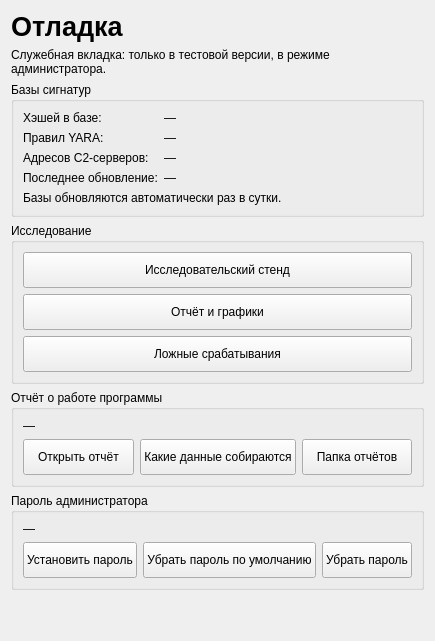
UnLuck000/school_project, file ui/designer/debug_page.ui: the form before one commit.
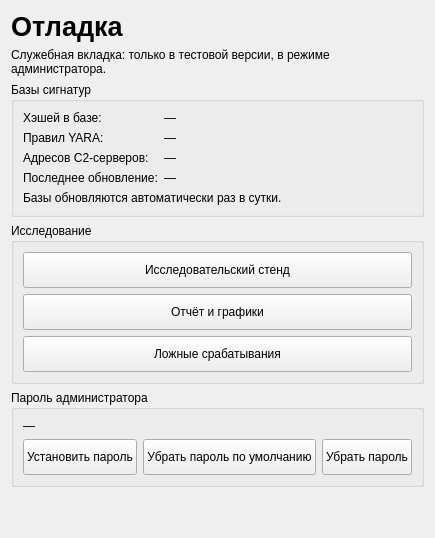
The form after the commit.

Commit message: Убран «Отчёт о работе программы»: остаётся запись событий для журнала и окна ложных срабатываний. НЕ ЛОГИРОВАНИЕ, а отчётность из тестовой ветки программы

Diff of the .ui file:
```diff
--- a/ui/designer/debug_page.ui
+++ b/ui/designer/debug_page.ui
@@ -41,21 +41,6 @@
      </layout>
     </widget>
    </item>
-   <item>
-    <widget class="QGroupBox" name="groupActivity">
-     <property name="title"><string>Отчёт о работе программы</string></property>
-     <layout class="QVBoxLayout" name="layoutActivity">
-      <item><widget class="QLabel" name="lblActivityState"><property name="text"><string>—</string></property><property name="wordWrap"><bool>true</bool></property></widget></item>
-      <item>
-       <layout class="QHBoxLayout" name="rowActivity">
-        <item><widget class="QPushButton" name="btnOpenActivity"><property name="minimumSize"><size><width>0</width><height>36</height></size></property><property name="toolTip"><string>Составить отчёт по всем сохранённым событиям и открыть его в Блокноте.</string></property><property name="text"><string>Открыть отчёт</string></property></widget></item>
-        <item><widget class="QPushButton" name="btnActivityInfo"><property name="minimumSize"><size><width>0</width><height>36</height></size></property><property name="text"><string>Какие данные собираются</string></property></widget></item>
-        <item><widget class="QPushButton" name="btnActivityFolder"><property name="minimumSize"><size><width>0</width><height>36</height></size></property><property name="text"><string>Папка отчётов</string></property></widget></item>
-       </layout>
-      </item>
-     </layout>
-    </widget>
-   </item>
    <item>
     <widget class="QGroupBox" name="groupAccess">
      <property name="title"><string>Пароль администратора</string></property>
```
The commit also changes 6 other files.
